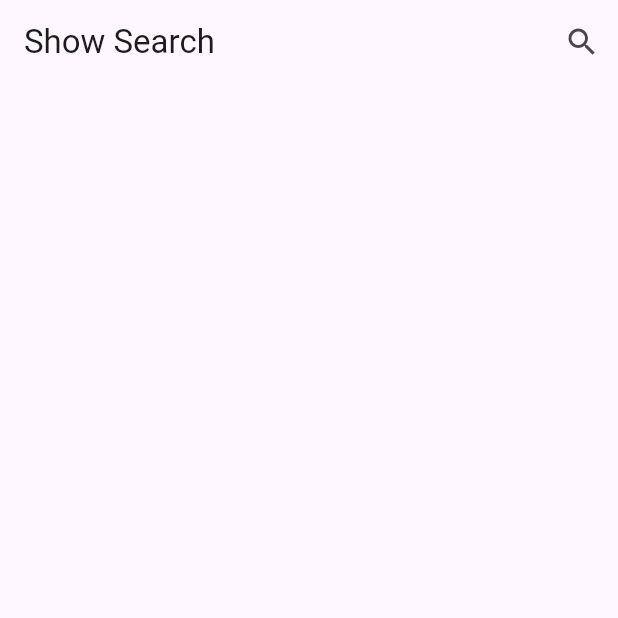
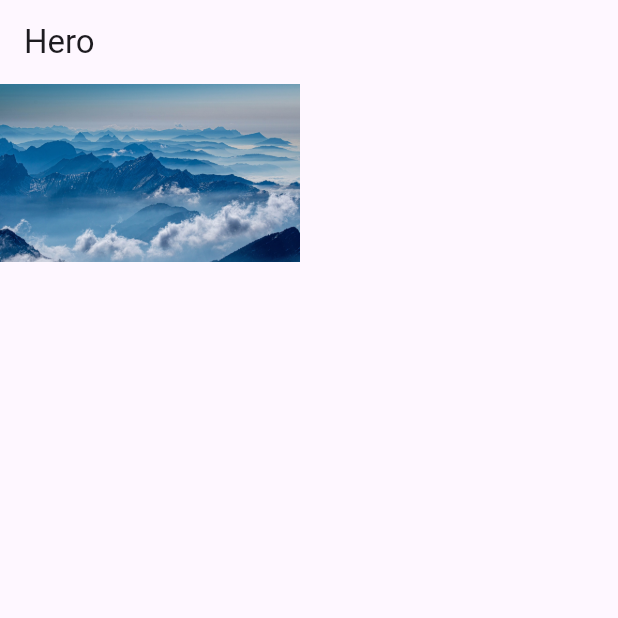
Before and after one commit to KRFLUTTERUG/wiki-flutter-widget, a Flutter app: the screen it shows after launch, on a phone screen of 412 x 824 dp, the top half of it. Run offline on Flutter 3.47's test engine with Material 3 defaults, Android fonts, the phone set to English and light mode, and no system bars; our stand-ins replace fl_chart, gap.

Commit message:
feat : hero

```diff
--- a/lib/main.dart
+++ b/lib/main.dart
@@ -2,6 +2,7 @@ import 'package:flutter/material.dart';
 import 'package:wiki_flutter_examples/package/20231025/fl_chart.dart';
 import 'package:wiki_flutter_examples/widget/20210123/adaptive.dart';
 import 'package:wiki_flutter_examples/widget/20210123/fittedbox.dart';
+import 'package:wiki_flutter_examples/widget/20210123/hero.dart';
 import 'package:wiki_flutter_examples/widget/20210123/showsearch.dart';
 import 'package:wiki_flutter_examples/widget/20210123/stepper.dart';
 import 'package:wiki_flutter_examples/widget/20230602/draggable.dart';
@@ -24,6 +25,6 @@ class MyApp extends StatelessWidget {
           colorScheme: ColorScheme.fromSeed(seedColor: Colors.deepPurple),
           useMaterial3: true,
         ),
-        home: const MyShowSearch());
+        home: const MyHero());
   }
 }
--- /dev/null
+++ b/lib/widget/20210123/hero.dart
@@ -0,0 +1,49 @@
+import 'package:flutter/material.dart';
+
+/*
+* Flutter 에서 이미지를 화면 전환 시 부드럽게 전환하기 위해 Hero 위젯을 사용
+* Hero 위젯은 두 개의 화면 사이에서 일부 Widget(일반적으로는 이미지, 아이콘 또는 텍스트)의 애니메이션 전환을 가능하게 하는 위젯
+* 영웅처럼 눈에 띄고 주목받는 애니메이션을 보여준다는 의미에서 Hero
+* */
+
+class MyHero extends StatelessWidget {
+  const MyHero({super.key});
+
+  @override
+  Widget build(BuildContext context) {
+    return Scaffold(
+      appBar: AppBar(
+        title: Text('Hero'),
+      ),
+      body: GestureDetector(
+        onTap: () {
+          Navigator.of(context).push(MaterialPageRoute(
+              builder: (context) => PageRoute(
+                    key: UniqueKey(),
+                  )));
+        },
+        child: ClipRRect(
+          child: Hero(
+            tag: 'tag',
+            child: Image.asset(
+              'images/mountains.jpg',
+              width: 200,
+            ),
+          ),
+        ),
+      ),
+    );
+  }
+}
+
+class PageRoute extends StatelessWidget {
+  const PageRoute({super.key});
+
+  @override
+  Widget build(BuildContext context) {
+    return Scaffold(
+      appBar: AppBar(),
+      body: Hero(tag: 'tag', child: Image.asset("images/mountains.jpg")),
+    );
+  }
+}
--- a/pubspec.yaml
+++ b/pubspec.yaml
@@ -61,8 +61,8 @@ flutter:
   uses-material-design: true
 
   # To add assets to your application, add an assets section, like this:
-  # assets:
-  #   - images/a_dot_burr.jpeg
+  assets:
+    - images/mountains.jpg
   #   - images/a_dot_ham.jpeg
 
   # An image asset can refer to one or more resolution-specific "variants", see
```
Also changed, not shown: images/mountains.jpg (added), 1 other file.
